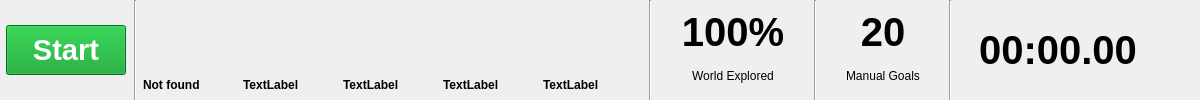
Old version of the form cdt_rqt/resource/CdtGui.ui in the repository ori-drs/cdt_challenge_2021.
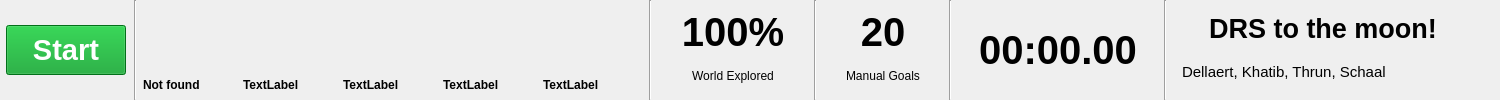
New version of the form. Icons and pictures are not drawn.

Commit message: added team names to gui

Diff of the .ui file:
```diff
--- a/cdt_rqt/resource/CdtGui.ui
+++ b/cdt_rqt/resource/CdtGui.ui
@@ -6,7 +6,7 @@
    <rect>
     <x>0</x>
     <y>0</y>
-    <width>1200</width>
+    <width>1500</width>
     <height>100</height>
    </rect>
   </property>
@@ -534,6 +534,60 @@
      </property>
     </widget>
    </item>
+   <item>
+    <widget class="Line" name="line_4">
+     <property name="orientation">
+      <enum>Qt::Vertical</enum>
+     </property>
+    </widget>
+   </item>
+   <item>
+    <widget class="QWidget" name="widget_3" native="true">
+     <property name="minimumSize">
+      <size>
+       <width>300</width>
+       <height>0</height>
+      </size>
+     </property>
+     <property name="maximumSize">
+      <size>
+       <width>400</width>
+       <height>16777215</height>
+      </size>
+     </property>
+     <layout class="QVBoxLayout" name="verticalLayout_3">
+      <item>
+       <widget class="QLabel" name="labelTeam">
+        <property name="font">
+         <font>
+          <pointsize>20</pointsize>
+          <weight>75</weight>
+          <bold>true</bold>
+         </font>
+        </property>
+        <property name="text">
+         <string>DRS to the moon!</string>
+        </property>
+        <property name="alignment">
+         <set>Qt::AlignCenter</set>
+        </property>
+       </widget>
+      </item>
+      <item>
+       <widget class="QLabel" name="labelNames">
+        <property name="font">
+         <font>
+          <pointsize>11</pointsize>
+         </font>
+        </property>
+        <property name="text">
+         <string>Dellaert, Khatib, Thrun, Schaal</string>
+        </property>
+       </widget>
+      </item>
+     </layout>
+    </widget>
+   </item>
    <item>
     <spacer name="horizontalSpacer_2">
      <property name="orientation">
```
Left out of the diff: 11 changed lines with no effect on the pictures. The commit also changes 3 other files.
